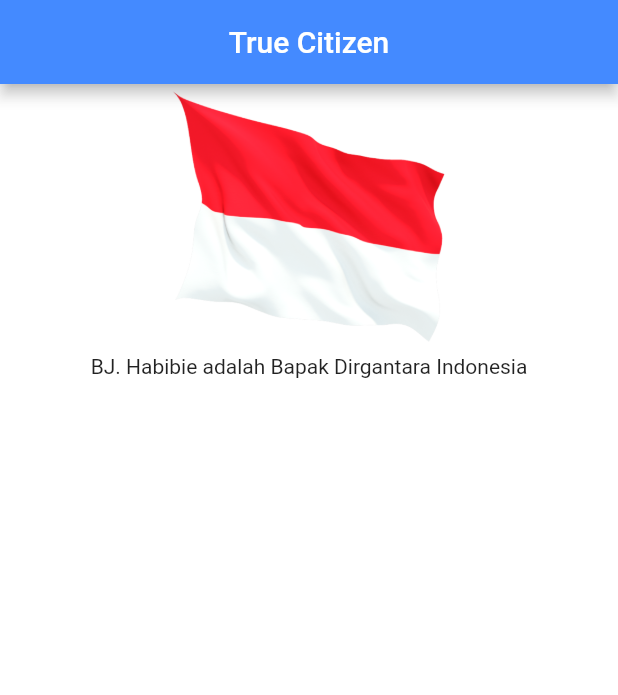
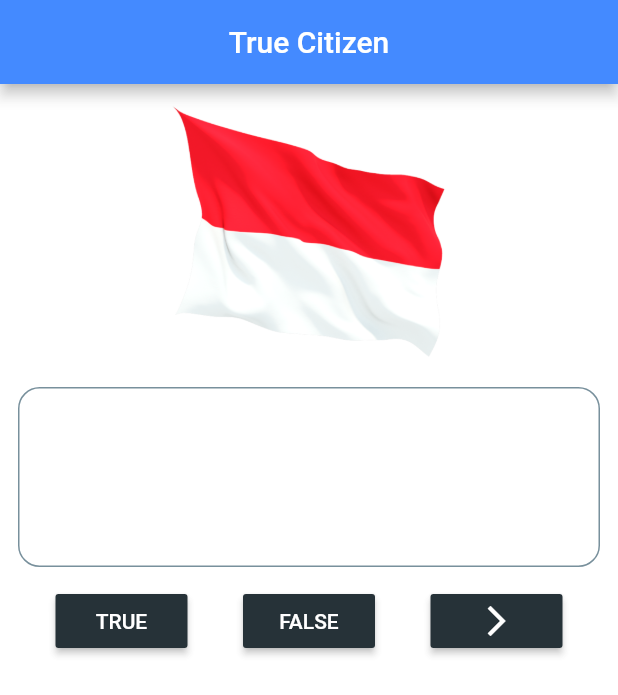
Before and after one commit to xans-me/flutter-quiz-app, a Flutter app: the screen it shows after launch, on a phone screen of 412 x 824 dp. Shown: the top 695 px of the screen. Run offline on Flutter 3.47's test engine with Material 2 defaults, Android fonts, the phone set to English and light mode, and no system bars.

Commit message:
Finished UI

```diff
--- a/lib/main.dart
+++ b/lib/main.dart
@@ -29,6 +29,7 @@ class _QuizAppState extends State<QuizApp> {
         backgroundColor: Colors.blueAccent,
       ),
       body: Container(
+        margin: EdgeInsets.only(top: 10.0),
         child: Column(
           mainAxisAlignment: MainAxisAlignment.center,
           children: <Widget>[
@@ -36,15 +37,67 @@ class _QuizAppState extends State<QuizApp> {
             Center(
                 child: Image.asset("images/flag.png", width: 250, height: 180)),
 
-            Container(
-              height: 120.0,
-              child: Text(questionBank[2].questionText),
+            Padding(
+              padding: const EdgeInsets.all(12.0),
+              child: Container(
+                decoration: BoxDecoration(
+                    color: Colors.transparent,
+                    borderRadius: BorderRadius.circular(14.4),
+                    border: Border.all(
+                      color: Colors.blueGrey.shade400,
+                      style: BorderStyle.solid,
+                    )),
+                height: 120.0,
+                child: Center(
+                    child: Padding(
+                  padding: const EdgeInsets.all(8.0),
+                  child: Text(
+                    questionBank[2].questionText,
+                    style: TextStyle(
+                      fontSize: 16.9,
+                      color: Colors.white,
+                    ),
+                  ),
+                )),
+              ),
             ),
 
+            Row(
+              mainAxisAlignment: MainAxisAlignment.spaceEvenly,
+              children: [
+                RaisedButton(
+                  onPressed: () => _checkAnswer(),
+                  color: Colors.blueGrey.shade900,
+                  child: Text(
+                    "TRUE",
+                    style: TextStyle(color: Colors.white),
+                  ),
+                ),
+                RaisedButton(
+                  onPressed: () => _checkAnswer(),
+                  color: Colors.blueGrey.shade900,
+                  child: Text(
+                    "FALSE",
+                    style: TextStyle(color: Colors.white),
+                  ),
+                ),
+                RaisedButton(
+                    onPressed: () => _nextQuestion(),
+                    color: Colors.blueGrey.shade900,
+                    child: Icon(
+                      Icons.arrow_forward_ios,
+                      color: Colors.white,
+                    ))
+              ],
+            ),
             Spacer(),
           ],
         ),
       ),
     );
   }
+
+  _checkAnswer() {}
+
+  _nextQuestion() {}
 }
```
